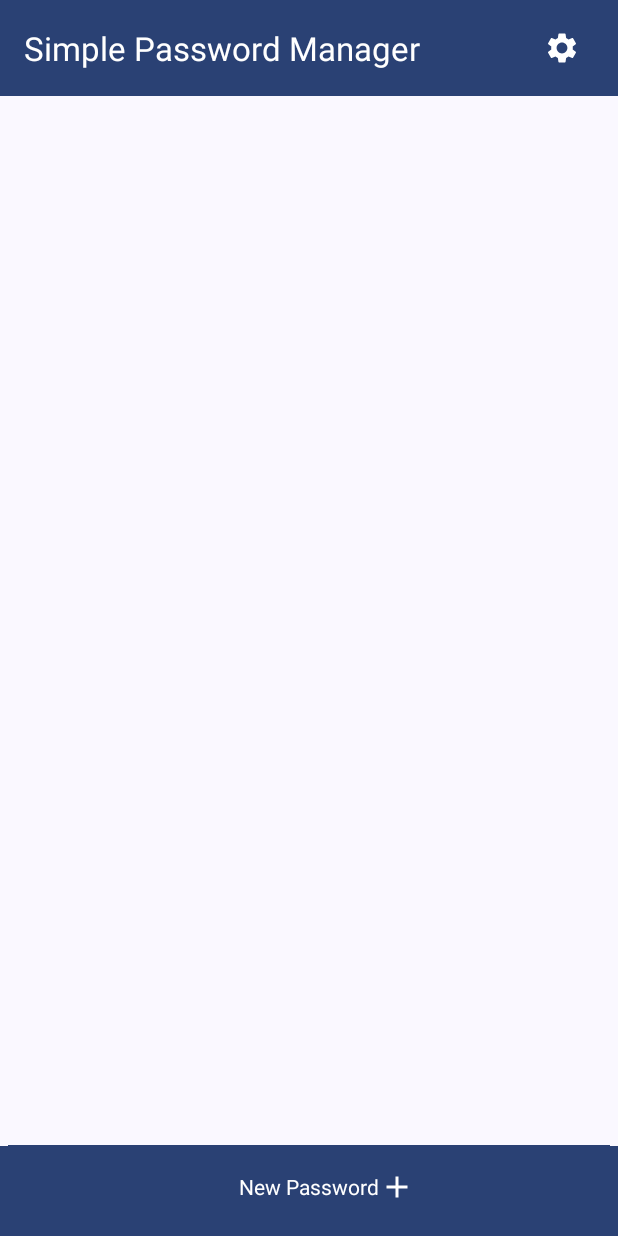
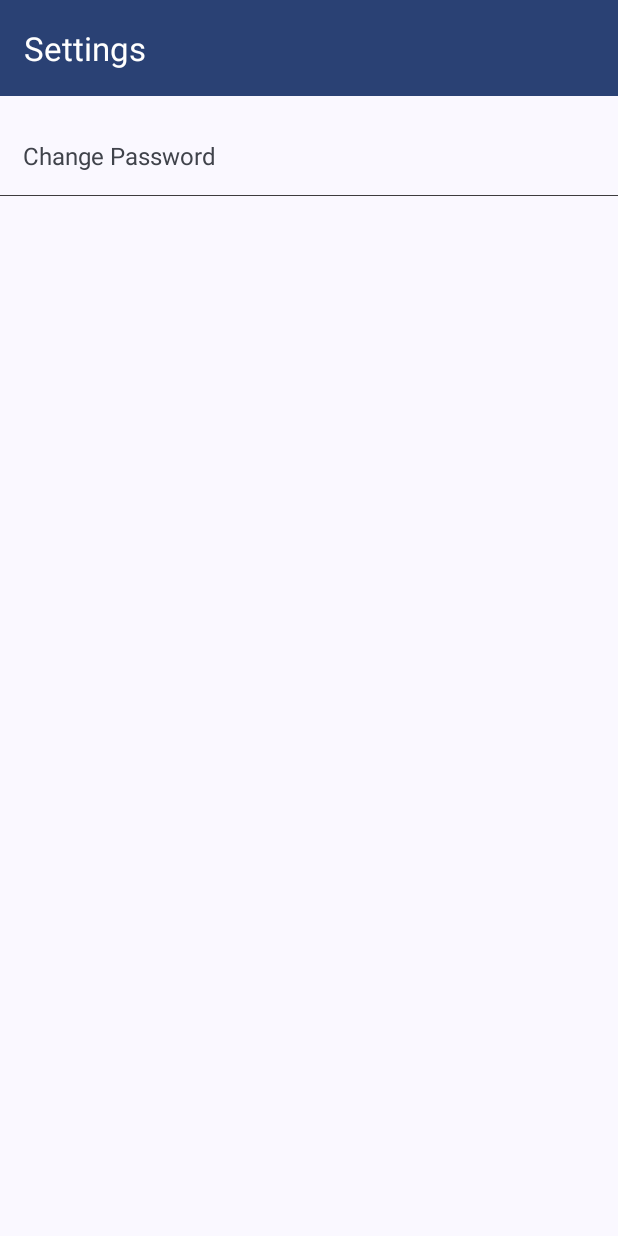
Before and after one commit to luisFPCosta/SimplePasswordManager, an Android app: the MainActivity screen opened directly, with no data from a screen before it, after a tap on an icon or button, on a phone screen of 412 x 824 dp. Run offline under Robolectric (Android 15) with nearby library versions, the phone set to English and light mode, and no system bars; our stand-ins replace Room's generated code; libraries missing offline, so code that uses them is left out: net.sqlcipher.database; 7 statements that could not run were skipped.

Commit message:
settings finalized;

```diff
--- a/app/src/main/java/com/luisinho/simplepasswordmanager/data/Constants.kt
+++ b/app/src/main/java/com/luisinho/simplepasswordmanager/data/Constants.kt
@@ -12,4 +12,9 @@ class Constants  {
         const val LOCAL = "local"
 
     }
+    object PasswordChangerConstants{
+        const val INCORRECT_OLD_PASSWORD = "incorrect_old_password"
+        const val BLANK_FIELDS = "blank_fields"
+        const val PASSWORDS_DO_NOT_MATCH = "passwords_do_not_match"
+    }
 }
--- a/app/src/main/java/com/luisinho/simplepasswordmanager/view/LoginActivity.kt
+++ b/app/src/main/java/com/luisinho/simplepasswordmanager/view/LoginActivity.kt
@@ -73,7 +73,7 @@ class LoginActivity : AppCompatActivity(), View.OnClickListener {
                             }
                         }
                     } else {
-                        invalidPassword(R.string.password_too_short)
+                        invalidPassword(R.string.dialog_password_too_short)
                     }
                 }
             }
--- a/app/src/main/java/com/luisinho/simplepasswordmanager/view/MainActivity.kt
+++ b/app/src/main/java/com/luisinho/simplepasswordmanager/view/MainActivity.kt
@@ -1,10 +1,8 @@
 package com.luisinho.simplepasswordmanager.view
 
 import android.content.Intent
-import android.graphics.Color
 import android.os.Bundle
 import android.view.View
-import android.widget.Toast
 import androidx.appcompat.app.AppCompatActivity
 import androidx.lifecycle.ViewModelProvider
 import androidx.recyclerview.widget.LinearLayoutManager
@@ -26,10 +24,9 @@ class MainActivity : AppCompatActivity(), View.OnClickListener {
     override fun onCreate(savedInstanceState: Bundle?) {
         binding = ActivityMainBinding.inflate(layoutInflater)
         super.onCreate(savedInstanceState)
+        viewModel = ViewModelProvider(this)[MainViewModel::class.java]
         setContentView(binding.root)
-        val toolbar = binding.toolbar
-        setSupportActionBar(toolbar)
-        viewModel = ViewModelProvider(this)[MainViewModel::class.java]
+        setSupportActionBar(binding.toolbar)
         binding.imageSettings.setOnClickListener(this)
         binding.buttonNewPassword.setOnClickListener(this)
         binding.recyclerPasswords.layoutManager = LinearLayoutManager(this)
@@ -44,6 +41,7 @@ class MainActivity : AppCompatActivity(), View.OnClickListener {
                 intent.putExtras(bundle)
                 startActivity(intent)
             }
+
             override fun onLongClick(password: PasswordModel) {
                 //delete password with one long click
                 viewModel.delete(password)
@@ -56,6 +54,12 @@ class MainActivity : AppCompatActivity(), View.OnClickListener {
     override fun onResume() {
         super.onResume()
         viewModel.getAll()
+        if (adapter.itemCount == 0) {
+            binding.textNoPasswordSaved.visibility = View.VISIBLE
+
+        } else {
+            binding.textNoPasswordSaved.visibility = View.GONE
+        }
         if (itemCount < adapter.itemCount && itemCount != 0) {
             //scrolls the screen to the end when entering a new password. New passwords appear at the bottom of the screen
             binding.recyclerPasswords.scrollToPosition(adapter.itemCount - 1)
@@ -76,8 +80,9 @@ class MainActivity : AppCompatActivity(), View.OnClickListener {
             R.id.button_new_password -> {
                 startActivity(Intent(applicationContext, PasswordGeneratorActivity::class.java))
             }
-            R.id.image_settings->{
-                Toast.makeText(this, "img",Toast.LENGTH_SHORT).show()
+
+            R.id.image_settings -> {
+                startActivity(Intent(applicationContext, ConfigsActivity::class.java))
             }
         }
     }
--- /dev/null
+++ b/app/src/main/java/com/luisinho/simplepasswordmanager/viewmodel/ConfigsViewModel.kt
@@ -0,0 +1,23 @@
+package com.luisinho.simplepasswordmanager.viewmodel
+
+import android.app.Application
+import androidx.lifecycle.AndroidViewModel
+import com.luisinho.simplepasswordmanager.data.Constants
+import com.luisinho.simplepasswordmanager.service.SharedPreferences
+
+class ConfigsViewModel(application: Application) : AndroidViewModel(application) {
+    private val preferences: SharedPreferences =
+        SharedPreferences(application)
+    private val key = Constants.SharedPreferences.PREFERENCES_NAME
+    fun checkOldPassword(password: String): Boolean {
+        return password == preferences.getKeyValue(key)
+    }
+
+    fun checkNewPassword(newPassword: String, repeat: String): Boolean {
+        return newPassword.length>=4
+    }
+    fun updatePassword(password: String): Boolean {
+        return preferences.store(key, password)
+    }
+
+}
--- /dev/null
+++ b/app/src/main/res/drawable/baseline_arrow_right_alt_24.xml
@@ -0,0 +1,5 @@
+<vector android:autoMirrored="true" android:height="24dp"
+    android:tint="#000000" android:viewportHeight="24"
+    android:viewportWidth="24" android:width="24dp" xmlns:android="http://schemas.android.com/apk/res/android">
+    <path android:fillColor="@android:color/white" android:pathData="M16.01,11H4v2h12.01v3L20,12l-3.99,-4z"/>
+</vector>
--- /dev/null
+++ b/app/src/main/res/layout/activity_configs.xml
@@ -0,0 +1,40 @@
+<?xml version="1.0" encoding="utf-8"?>
+<androidx.constraintlayout.widget.ConstraintLayout xmlns:android="http://schemas.android.com/apk/res/android"
+    xmlns:app="http://schemas.android.com/apk/res-auto"
+    xmlns:tools="http://schemas.android.com/tools"
+    android:layout_width="match_parent"
+    android:layout_height="match_parent"
+    tools:context=".view.ConfigsActivity">
+
+    <androidx.appcompat.widget.Toolbar
+        android:id="@+id/toolbar"
+        android:layout_width="match_parent"
+        android:layout_height="wrap_content"
+        style="@style/tint"
+        android:background="?attr/colorPrimary"
+        app:layout_constraintStart_toStartOf="parent"
+        app:layout_constraintTop_toTopOf="parent"
+        android:elevation="4dp" />
+
+
+    <TextView
+        android:id="@+id/text_change_password"
+        android:layout_width="match_parent"
+        android:layout_height="wrap_content"
+        android:text="@string/change_password"
+        android:textSize="16sp"
+        android:padding="15dp"
+        app:layout_constraintBottom_toBottomOf="parent"
+        app:layout_constraintEnd_toEndOf="parent"
+        app:layout_constraintStart_toStartOf="parent"
+        app:layout_constraintTop_toTopOf="parent"
+        app:layout_constraintVertical_bias=".1" />
+    <View
+        style="@style/view"
+        android:layout_width="match_parent"
+        android:layout_height=".6dp"
+        app:layout_constraintStart_toStartOf="parent"
+        app:layout_constraintTop_toBottomOf="@id/text_change_password"/>
+
+
+</androidx.constraintlayout.widget.ConstraintLayout>
--- a/app/src/main/res/values/strings.xml
+++ b/app/src/main/res/values/strings.xml
@@ -41,4 +41,16 @@
     <string name="tap_the_sensor">Tap the biometric sensor to enter the app.</string>
     <string name="cancel">Cancel</string>
     <string name="password_too_short">Password too short. The password must have at least four characters.</string>
+    <string name="change_password">Change Password</string>
+    <string name="settings">Settings</string>
+    <string name="be_careful_if_you_forget_your_password_you_will_not_be_able_to_access_the_data_saved_in_the_application">Be careful, if you forget your password you will not be able to access the data saved in the application!</string>
+    <string name="enter_your_old_password">Enter your old password</string>
+    <string name="enter_your_new_password">Enter your new password</string>
+    <string name="repeat_your_new_password">Repeat your new password</string>
+    <string name="confirm">Confirm</string>
+    <string name="incorrect_old_password">Incorrect old password</string>
+    <string name="password_updated_successfully">password updated successfully</string>
+    <string name="dialog_password_too_short">Too short. Minimum 4 characters</string>
+    <string name="save_an_empty_password">It is not possible to save an empty password</string>
+    <string name="no_password_saved">No password saved, click the button below to create one.</string>
 </resources>
```
Also changed, not shown: app/src/main/AndroidManifest.xml (+7 -4 lines), app/src/main/java/com/luisinho/simplepasswordmanager/view/ConfigsActivity.kt (added, +134 -0 lines), app/src/main/java/com/luisinho/simplepasswordmanager/view/PasswordGeneratorActivity.kt (+11 -5 lines), app/src/main/res/layout/activity_main.xml (+25 -10 lines), app/src/main/res/layout/dialog_password_changer.xml (added, +80 -0 lines), 1 other file.
